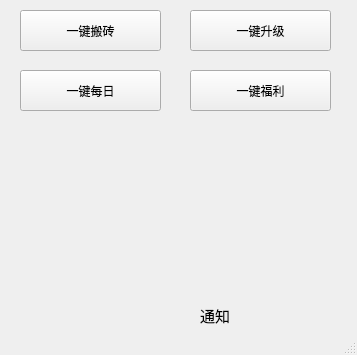
Before: the Qt Designer form voyager/ui/main.ui in seayona/dnf, drawn with Qt 5; both pictures show x 0 to 357 and y 233 to 588 of the 357 by 588 pixel window.
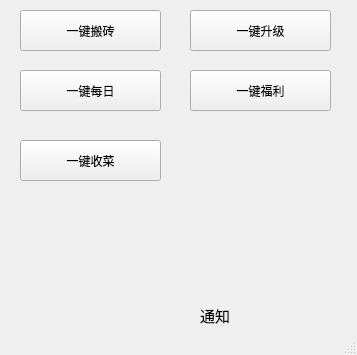
After: the same form once the commit is applied. Custom widgets are drawn as their Qt base class.

Commit message: R：一键收菜

```diff
--- a/voyager/ui/main.ui
+++ b/voyager/ui/main.ui
@@ -147,6 +147,19 @@
      <string>一键福利</string>
     </property>
    </widget>
+   <widget class="QPushButton" name="btn_auto_harvest">
+    <property name="geometry">
+     <rect>
+      <x>20</x>
+      <y>350</y>
+      <width>141</width>
+      <height>41</height>
+     </rect>
+    </property>
+    <property name="text">
+     <string>一键收菜</string>
+    </property>
+   </widget>
    <widget class="QPushButton" name="btn_welfare">
     <property name="geometry">
      <rect>
```
The commit also changes 2 other files.
